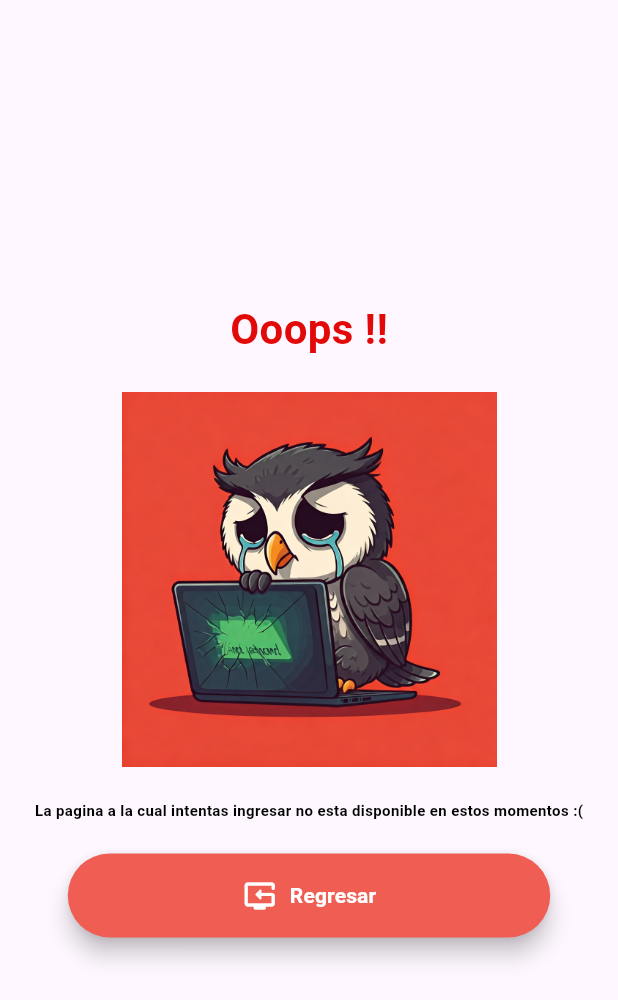
After one commit to fernando527/Booki, a Flutter app: the ErrorPage screen opened by its route, on a phone screen of 412 x 824 dp. The commit adds this screen. Shown: the top 1000 px of the screen. Run offline on Flutter 3.47's test engine with Material 3 defaults, Android fonts, the phone set to English and light mode, and no system bars; our stand-ins replace cloud_firestore, firebase_core, get; accounts and stored records are empty.

Commit message:
Pantalla de fallo de navegacion

```diff
--- /dev/null
+++ b/lib/paginas/PaginaError.dart
@@ -0,0 +1,75 @@
+import 'package:booki/paginas/principal.dart';
+import 'package:flutter/material.dart';
+
+class ErrorPage extends StatelessWidget {
+  const ErrorPage({super.key});
+
+  @override
+  Widget build(BuildContext context) {
+    return Scaffold(
+
+      body: Column(
+      mainAxisAlignment: MainAxisAlignment.center,
+      children: [
+        Row(
+          mainAxisAlignment: MainAxisAlignment.center,
+          children: [
+            Text('Ooops !!',
+        style: TextStyle(
+          color: const Color.fromARGB(255, 226, 9, 9),
+          fontWeight: FontWeight.bold,
+          fontSize: 28
+
+        ),
+
+        ),
+          ],
+        ),
+        SizedBox(height: 22,),
+
+       SizedBox(height: 250, child: Image.asset('assets/error.jpg')),
+       SizedBox(height: 22,),
+
+       Row(mainAxisAlignment: MainAxisAlignment.center,
+       children: [
+        Text('La pagina a la cual intentas ingresar no esta disponible en estos momentos :(',
+        style: TextStyle(color: Colors.black,fontSize: 10,fontWeight:FontWeight.bold),),
+
+       ],
+       ),
+
+        SizedBox(height: 22,),
+
+
+       FloatingActionButton.extended(onPressed: (){
+                Navigator.pushReplacement(
+                          context,
+                          MaterialPageRoute(
+                            builder: (context) => const Principal(),
+                          ),
+                        );
+               },
+                icon: Icon(Icons.reset_tv_rounded, color: Colors.white),
+                label: Text('Regresar',
+                  style: TextStyle(color: Colors.white,fontWeight: FontWeight.bold),
+                ),
+                backgroundColor:const Color.fromARGB(255, 239, 93, 83),
+                extendedPadding: const EdgeInsets.symmetric(horizontal: 116, vertical: 10),
+                shape: RoundedRectangleBorder(
+                  borderRadius: BorderRadius.circular(30),
+                ),
+               ),
+
+
+
+
+
+      ]
+    ),
+
+
+
+
+    );
+  }
+}
--- a/pubspec.yaml
+++ b/pubspec.yaml
@@ -66,6 +66,7 @@ flutter:
   assets:
     - assets/booki.jpeg
     - assets/logo.png
+    - assets/error.jpg
   #   - images/a_dot_ham.jpeg
 
   # An image asset can refer to one or more resolution-specific "variants", see
```
Also changed, not shown: lib/paginas/libros.dart (+7 -2 lines), lib/paginas/main.dart (+11 -2 lines), assets/error.jpg (added).
